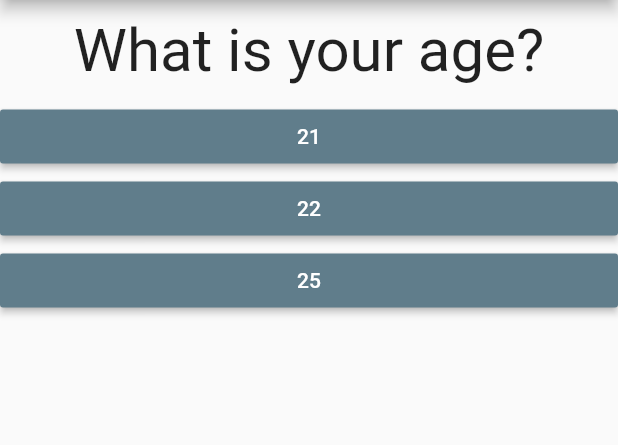
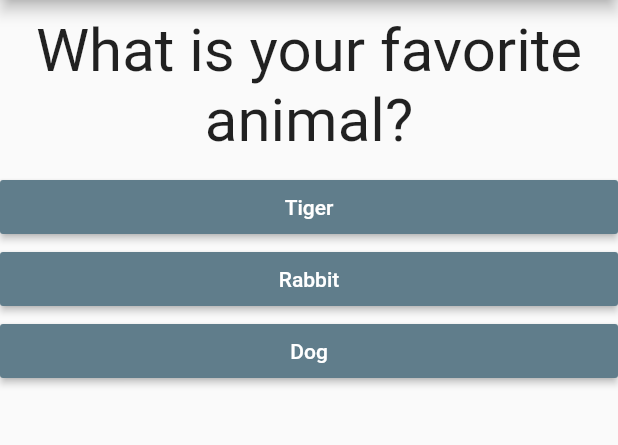
Before and after one commit to mali30/first-flutter-apps, a Flutter app: the screen it shows after launch, after a tap on "Larry", on a phone screen of 412 x 824 dp, the part 84-529 px from its top. Run offline on Flutter 3.47's test engine with Material 2 defaults, Android fonts, the phone set to English and light mode, and no system bars.

Commit message:
refactored again and added messages at the end

```diff
--- a/lib/main.dart
+++ b/lib/main.dart
@@ -18,24 +18,39 @@ class MyApp extends StatefulWidget {
 // MyAppState is stateful
 class _MyAppState extends State<MyApp> {
   int _questionIndex = 0;
+  var totalScore = 0;
 
   final _myQuestionList = const [
     {
       "questionText": "What is your name?",
-      "answer": ["Larry", "Curly", "Moe"]
+      "answer": [
+        {"text": "Larry", "score": 10},
+        {"text": "Curly", "score": 5},
+        {"text": "Moe", "score": 20}
+      ]
     },
     {
-      "questionText": "What is your age?",
-      "answer": ["21", "22", "25"]
+      "questionText": "What is your favorite animal?",
+      "answer": [
+        {"text": "Tiger", "score": 20},
+        {"text": "Rabbit", "score": 9},
+        {"text": "Dog", "score": 1}
+      ]
     },
     {
       "questionText": "What is your favorite food?",
-      "answer": ["pizza", "chicken", "chick-fil-a"]
+      "answer": [
+        {"text": " Chicken", "score": 50},
+        {"text": "Pizza", "score": 25},
+        {"text": "Halal Guys", "score": 20}
+      ]
     },
   ];
 
   // here is where we set the State for the index
-  void _answerMyQuestion() {
+  void _answerMyQuestion(int score) {
+    totalScore += score;
+
     setState(() {
       _questionIndex += 1;
     });
@@ -49,14 +64,14 @@ class _MyAppState extends State<MyApp> {
     // takes in "named" arguments
     // home -> core widget
     return MaterialApp(
-      home: new Scaffold(
+        home: new Scaffold(
       appBar: AppBar(title: Text("My First App")),
       body: _questionIndex < _myQuestionList.length
           ? Quiz(
               answerQuestion: _answerMyQuestion,
               questionIndex: _questionIndex,
               questions: _myQuestionList)
-          : Result() ,
+          : Result(totalScore),
     ));
   }
 }
--- a/lib/quiz.dart
+++ b/lib/quiz.dart
@@ -20,8 +20,11 @@ class Quiz extends StatelessWidget {
           questions[questionIndex]["questionText"],
         ),
         // pulls values out of list adds into one list instead of list of list
-        ...(questions[questionIndex]["answer"] as List<String>).map((answer) {
-          return Answer(answerQuestion, answer);
+        ...(questions[questionIndex]["answer"] as List<Map<String, Object>>).map((answer) {
+          // creating function on the fly
+          // executed when onPressed is triggered
+          // address gets bounded to the button
+          return Answer(() => answerQuestion(answer['score']), answer["text"]);
         }).toList()
       ],
     );
```
Also changed, not shown: lib/result.dart (+20 -1 lines).
